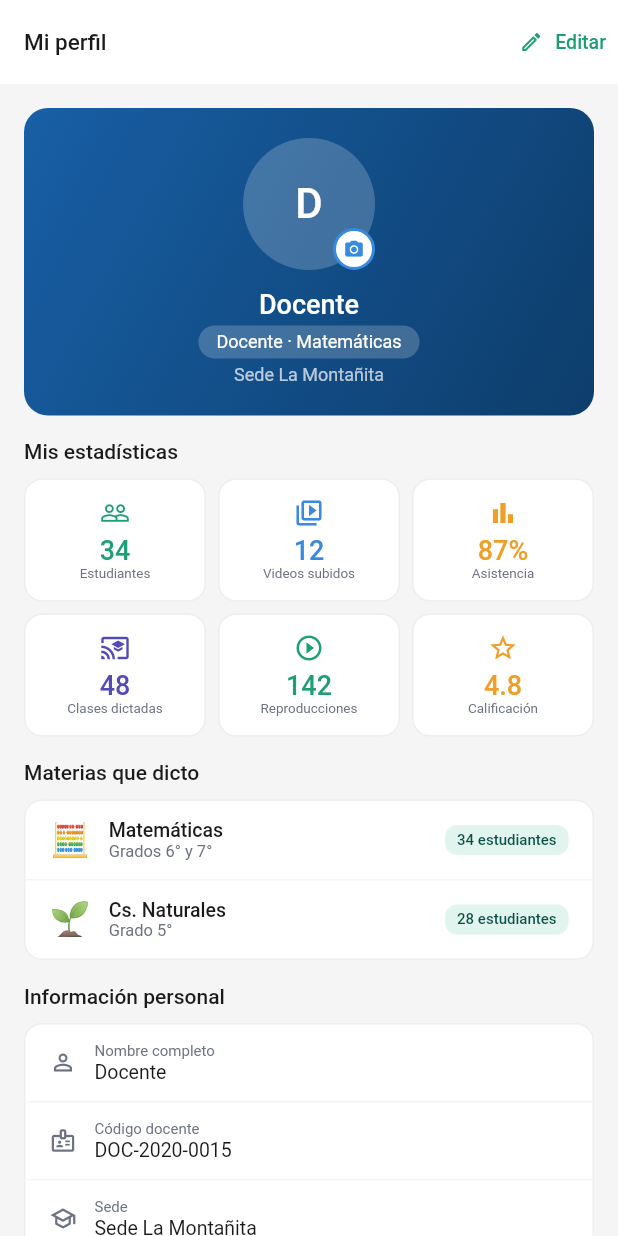
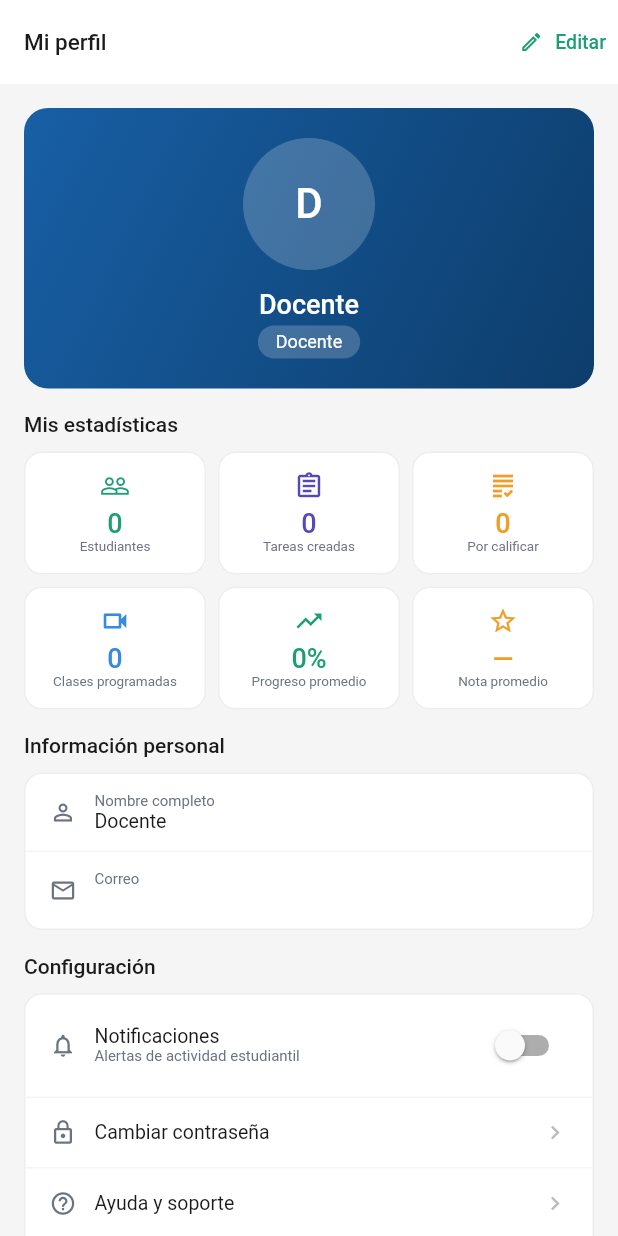
Before and after one commit to luisgiron96-dev/Aula-LidIA, a Flutter app: the TeacherProfileScreen screen opened directly, on a phone screen of 412 x 824 dp. Run offline on Flutter 3.47's test engine with Material 3 defaults, Android fonts, the phone set to English and light mode, and no system bars; our stand-ins replace file_picker, supabase_flutter; accounts and stored records are empty.

Commit message:
Activa perfil de docente con datos reales y notificacion de entregas

```diff
--- a/lib/features/teacher/screens/teacher_profile_screen.dart
+++ b/lib/features/teacher/screens/teacher_profile_screen.dart
@@ -2,6 +2,10 @@ import 'package:flutter/material.dart';
 import '../../../core/constants/app_colors.dart';
 import '../../../core/services/supabase_service.dart';
 import '../../auth/screens/login_screen.dart';
+import '../../student/screens/change_password_screen.dart';
+import '../../student/screens/edit_profile_screen.dart';
+import '../../tasks/controllers/task_controller.dart';
+import '../controllers/teacher_controller.dart';
 
 class TeacherProfileScreen extends StatefulWidget {
   final String userName;
@@ -11,16 +15,101 @@ class TeacherProfileScreen extends StatefulWidget {
 }
 
 class _TeacherProfileScreenState extends State<TeacherProfileScreen> {
+  late String _displayName;
   bool _notificationsOn = true;
-  bool _liveAlertsOn    = true;
+
+  bool _loading = true;
+  int _studentsCount = 0;
+  double _avgStudentProgress = 0;
+  double? _avgGrade;
+  int _tasksCreated = 0;
+  int _pendingToGrade = 0;
+  int _liveClassesScheduled = 0;
+
+  @override
+  void initState() {
+    super.initState();
+    _displayName = widget.userName;
+    _loadAll();
+  }
 
   String get _avatarText {
-    if (widget.userName.isEmpty) return 'MP';
-    final parts = widget.userName.trim().split(' ');
+    if (_displayName.isEmpty) return 'MP';
+    final parts = _displayName.trim().split(' ');
     if (parts.length >= 2) {
       return '${parts[0][0]}${parts[1][0]}'.toUpperCase();
     }
-    return widget.userName[0].toUpperCase();
+    return _displayName[0].toUpperCase();
+  }
+
+  Future<void> _loadAll() async {
+    setState(() => _loading = true);
+    try {
+      final students = await TeacherController.fetchStudents();
+      final avgProgress = students.isEmpty
+        ? 0.0
+        : students.map((s) => s.progress).reduce((a, b) => a + b) /
+          students.length;
+
+      final gradedStudents = students
+        .where((s) => s.averageGrade != null).toList();
+      final avgGrade = gradedStudents.isEmpty
+        ? null
+        : gradedStudents
+            .map((s) => s.averageGrade!)
+            .reduce((a, b) => a + b) / gradedStudents.length;
+
+      final tasks = await TaskController.fetchTasksForTeacher();
+      int pendingToGrade = 0;
+      for (final t in tasks) {
+        final subs = await TaskController.fetchSubmissions(t.id);
+        pendingToGrade += subs.where(
+          (s) => s.submittedAt != null && s.grade == null).length;
+      }
+
+      final userId = SupabaseService.currentUser?.id;
+      int liveCount = 0;
+      if (userId != null) {
+        final liveData = await SupabaseService.client
+          .from('live_classes')
+          .select('id')
+          .eq('teacher_id', userId);
+        liveCount = (liveData as List).length;
+      }
+
+      final notificationsEnabled =
+        await SupabaseService.getNotificationsEnabled();
+
+      if (!mounted) return;
+      setState(() {
+        _studentsCount = students.length;
+        _avgStudentProgress = avgProgress;
+        _avgGrade = avgGrade;
+        _tasksCreated = tasks.length;
+        _pendingToGrade = pendingToGrade;
+        _liveClassesScheduled = liveCount;
+        _notificationsOn = notificationsEnabled;
+        _loading = false;
+      });
+    } catch (e) {
+      // ignore: avoid_print
+      print('Error cargando perfil docente: $e');
+      if (!mounted) return;
+      setState(() => _loading = false);
+    }
+  }
+
+  Future<void> _showHelpDialog() async {
+    showDialog(context: context, builder: (ctx) => AlertDialog(
+      title: const Text('Ayuda y soporte'),
+      content: const Text(
+        'Si tienes algún problema con la plataforma, escríbenos a:\n\n'
+        'soporte@aulalidia.com\n\n'
+        'Te responderemos lo antes posible.'),
+      actions: [
+        TextButton(onPressed: () => Navigator.pop(ctx),
+          child: const Text('Cerrar')),
+      ]));
   }
 
   @override
@@ -37,7 +126,14 @@ class _TeacherProfileScreenState extends State<TeacherProfileScreen> {
             color: AppColors.textPrimary)),
         actions: [
           TextButton.icon(
-            onPressed: () {},
+            onPressed: () async {
+              final newName = await Navigator.push<String>(context,
+                MaterialPageRoute(builder: (_) =>
+                  EditProfileScreen(currentName: _displayName)));
+              if (newName != null && newName.isNotEmpty) {
+                setState(() => _displayName = newName);
+              }
+            },
             icon: const Icon(Icons.edit_outlined,
               size: 16, color: AppColors.primary),
             label: const Text('Editar',
@@ -45,7 +141,14 @@ class _TeacherProfileScreenState extends State<TeacherProfileScreen> {
                 color: AppColors.primary))),
         ],
       ),
-      body: SingleChildScrollView(
+      body: _loading
+        ? const Center(child: CircularProgressIndicator(
+            color: AppColors.primary))
+        : RefreshIndicator(
+            onRefresh: _loadAll,
+            color: AppColors.primary,
+            child: SingleChildScrollView(
+              physics: const AlwaysScrollableScrollPhysics(),
               padding: const EdgeInsets.all(16),
               child: Column(
                 crossAxisAlignment: CrossAxisAlignment.start,
@@ -62,7 +165,6 @@ class _TeacherProfileScreenState extends State<TeacherProfileScreen> {
                         end: Alignment.bottomRight),
                       borderRadius: BorderRadius.circular(16)),
                     child: Column(children: [
-                Stack(alignment: Alignment.bottomRight, children: [
                       CircleAvatar(
                         radius: 44,
                         backgroundColor: Colors.white.withValues(alpha: 0.2),
@@ -70,18 +172,8 @@ class _TeacherProfileScreenState extends State<TeacherProfileScreen> {
                           style: const TextStyle(fontSize: 28,
                             fontWeight: FontWeight.w500,
                             color: Colors.white))),
-                  Container(
-                    width: 28, height: 28,
-                    decoration: BoxDecoration(
-                      color: Colors.white,
-                      shape: BoxShape.circle,
-                      border: Border.all(
-                        color: AppColors.accent, width: 2)),
-                    child: const Icon(Icons.camera_alt,
-                      size: 14, color: AppColors.accent)),
-                ]),
                       const SizedBox(height: 12),
-                Text(widget.userName,
+                      Text(_displayName,
                         style: const TextStyle(fontSize: 18,
                           fontWeight: FontWeight.w500,
                           color: Colors.white)),
@@ -92,76 +184,59 @@ class _TeacherProfileScreenState extends State<TeacherProfileScreen> {
                         decoration: BoxDecoration(
                           color: Colors.white.withValues(alpha: 0.2),
                           borderRadius: BorderRadius.circular(20)),
-                  child: const Text('Docente · Matemáticas',
+                        child: const Text('Docente',
                           style: TextStyle(fontSize: 12,
                             color: Colors.white))),
-                const SizedBox(height: 4),
-                const Text('Sede La Montañita',
-                  style: TextStyle(fontSize: 12,
-                    color: Colors.white70)),
                     ])),
                   const SizedBox(height: 16),
 
-            // Estadísticas
+                  // Estadísticas (datos reales)
                   const Text('Mis estadísticas',
                     style: TextStyle(fontSize: 14,
                       fontWeight: FontWeight.w500,
                       color: AppColors.textPrimary)),
                   const SizedBox(height: 10),
                   Row(children: [
-              _StatCard(number: '34', label: 'Estudiantes',
+                    _StatCard(number: '$_studentsCount',
+                      label: 'Estudiantes',
                       icon: Icons.people_outline,
                       color: AppColors.primary),
                     const SizedBox(width: 8),
-              _StatCard(number: '12', label: 'Videos subidos',
-                icon: Icons.video_library_outlined,
-                color: AppColors.accent),
+                    _StatCard(number: '$_tasksCreated',
+                      label: 'Tareas creadas',
+                      icon: Icons.assignment_outlined,
+                      color: const Color(0xFF534AB7)),
                     const SizedBox(width: 8),
-              _StatCard(number: '87%', label: 'Asistencia',
-                icon: Icons.bar_chart_outlined,
+                    _StatCard(number: '$_pendingToGrade',
+                      label: 'Por calificar',
+                      icon: Icons.grading_outlined,
                       color: const Color(0xFFEF9F27)),
                   ]),
                   const SizedBox(height: 8),
                   Row(children: [
-              _StatCard(number: '48', label: 'Clases dictadas',
-                icon: Icons.cast_for_education_outlined,
-                color: const Color(0xFF534AB7)),
+                    _StatCard(number: '$_liveClassesScheduled',
+                      label: 'Clases programadas',
+                      icon: Icons.videocam_outlined,
+                      color: AppColors.accent),
                     const SizedBox(width: 8),
-              _StatCard(number: '142', label: 'Reproducciones',
-                icon: Icons.play_circle_outline,
+                    _StatCard(
+                      number:
+                        '${(_avgStudentProgress * 100).toInt()}%',
+                      label: 'Progreso promedio',
+                      icon: Icons.trending_up_outlined,
                       color: AppColors.primary),
                     const SizedBox(width: 8),
-              _StatCard(number: '4.8', label: 'Calificación',
+                    _StatCard(
+                      number: _avgGrade == null
+                        ? '—'
+                        : _avgGrade!.toStringAsFixed(1),
+                      label: 'Nota promedio',
                       icon: Icons.star_outline,
                       color: const Color(0xFFEF9F27)),
                   ]),
                   const SizedBox(height: 16),
 
-            // Materias
-            const Text('Materias que dicto',
-              style: TextStyle(fontSize: 14,
-                fontWeight: FontWeight.w500,
-                color: AppColors.textPrimary)),
-            const SizedBox(height: 10),
-            Container(
-              decoration: BoxDecoration(
-                color: Colors.white,
-                borderRadius: BorderRadius.circular(12),
-                border: Border.all(color: Colors.grey.shade200)),
-              child: Column(children: [
-                _SubjectRow(icon: '🧮',
-                  name: 'Matemáticas',
-                  grades: 'Grados 6° y 7°',
-                  students: 34),
-                _SubjectRow(icon: '🌱',
-                  name: 'Cs. Naturales',
-                  grades: 'Grado 5°',
-                  students: 28,
-                  isLast: true),
-              ])),
-            const SizedBox(height: 16),
-
-            // Información personal
+                  // Información personal (solo datos reales)
                   const Text('Información personal',
                     style: TextStyle(fontSize: 14,
                       fontWeight: FontWeight.w500,
@@ -175,19 +250,11 @@ class _TeacherProfileScreenState extends State<TeacherProfileScreen> {
                     child: Column(children: [
                       _InfoRow(icon: Icons.person_outline,
                         label: 'Nombre completo',
-                  value: widget.userName),
-                _InfoRow(icon: Icons.badge_outlined,
-                  label: 'Código docente',
-                  value: 'DOC-2020-0015'),
-                _InfoRow(icon: Icons.school_outlined,
-                  label: 'Sede',
-                  value: 'Sede La Montañita'),
+                        value: _displayName),
                       _InfoRow(icon: Icons.email_outlined,
                         label: 'Correo',
-                  value: SupabaseService.currentUser?.email ?? ''),
-                _InfoRow(icon: Icons.calendar_today_outlined,
-                  label: 'Vinculación',
-                  value: 'Desde 2020', isLast: true),
+                        value: SupabaseService.currentUser?.email ?? '',
+                        isLast: true),
                     ])),
                   const SizedBox(height: 16),
 
@@ -208,23 +275,26 @@ class _TeacherProfileScreenState extends State<TeacherProfileScreen> {
                         label: 'Notificaciones',
                         subtitle: 'Alertas de actividad estudiantil',
                         value: _notificationsOn,
-                  onChanged: (v) =>
-                    setState(() => _notificationsOn = v)),
-                _SwitchRow(
-                  icon: Icons.live_tv_outlined,
-                  label: 'Alertas de clase en vivo',
-                  subtitle: 'Notificar antes de iniciar clase',
-                  value: _liveAlertsOn,
-                  onChanged: (v) =>
-                    setState(() => _liveAlertsOn = v)),
+                        onChanged: (v) async {
+                          setState(() => _notificationsOn = v);
+                          try {
+                            await SupabaseService
+                              .setNotificationsEnabled(v);
+                          } catch (e) {
+                            // ignore: avoid_print
+                            print('Error guardando preferencia: $e');
+                          }
+                        }),
                       _ActionRow(
                         icon: Icons.lock_outline,
                         label: 'Cambiar contraseña',
-                  onTap: () {}),
+                        onTap: () => Navigator.push(context,
+                          MaterialPageRoute(builder: (_) =>
+                            const ChangePasswordScreen()))),
                       _ActionRow(
                         icon: Icons.help_outline,
                         label: 'Ayuda y soporte',
-                  onTap: () {}),
+                        onTap: _showHelpDialog),
                       _ActionRow(
                         icon: Icons.logout,
                         label: 'Cerrar sesión',
@@ -248,6 +318,7 @@ class _TeacherProfileScreenState extends State<TeacherProfileScreen> {
                         color: AppColors.textSecondary))),
                   const SizedBox(height: 8),
                 ],
+              ),
             ),
           ),
     );
@@ -283,51 +354,6 @@ class _StatCard extends StatelessWidget {
           textAlign: TextAlign.center),
       ]),
     ));
-  }
-}
-
-class _SubjectRow extends StatelessWidget {
-  final String icon;
-  final String name;
-  final String grades;
-  final int students;
-  final bool isLast;
-  const _SubjectRow({required this.icon, required this.name,
-    required this.grades, required this.students,
-    this.isLast = false});
-
-  @override
-  Widget build(BuildContext context) {
-    return Container(
-      padding: const EdgeInsets.symmetric(
-        horizontal: 16, vertical: 12),
-      decoration: BoxDecoration(
-        border: isLast ? null : Border(
-          bottom: BorderSide(color: Colors.grey.shade100))),
-      child: Row(children: [
-        Text(icon, style: const TextStyle(fontSize: 22)),
-        const SizedBox(width: 12),
-        Expanded(child: Column(
-          crossAxisAlignment: CrossAxisAlignment.start,
-          children: [
-            Text(name, style: const TextStyle(
-              fontSize: 13, fontWeight: FontWeight.w500,
-              color: AppColors.textPrimary)),
-            Text(grades, style: const TextStyle(
-              fontSize: 11, color: AppColors.textSecondary)),
-          ])),
-        Container(
-          padding: const EdgeInsets.symmetric(
-            horizontal: 8, vertical: 4),
-          decoration: BoxDecoration(
-            color: const Color(0xFFE1F5EE),
-            borderRadius: BorderRadius.circular(8)),
-          child: Text('$students estudiantes',
-            style: const TextStyle(fontSize: 10,
-              color: AppColors.primaryDark,
-              fontWeight: FontWeight.w500))),
-      ]),
-    );
   }
 }
 
```
Lines whose indentation alone changed are shown as unchanged.
